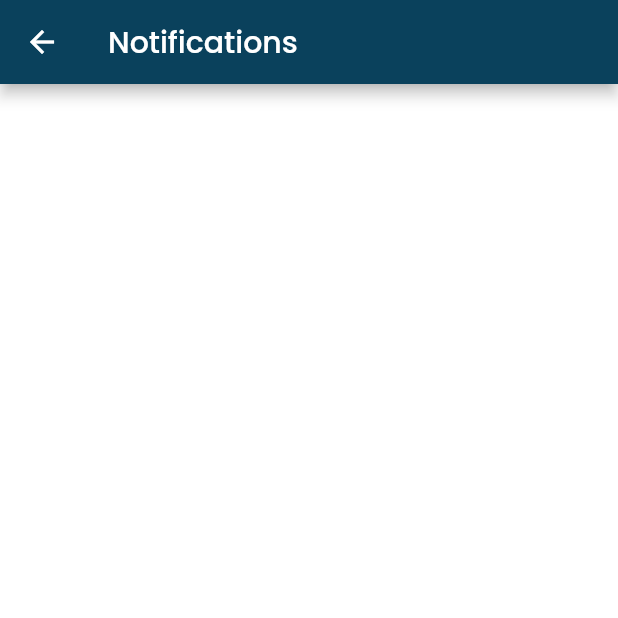
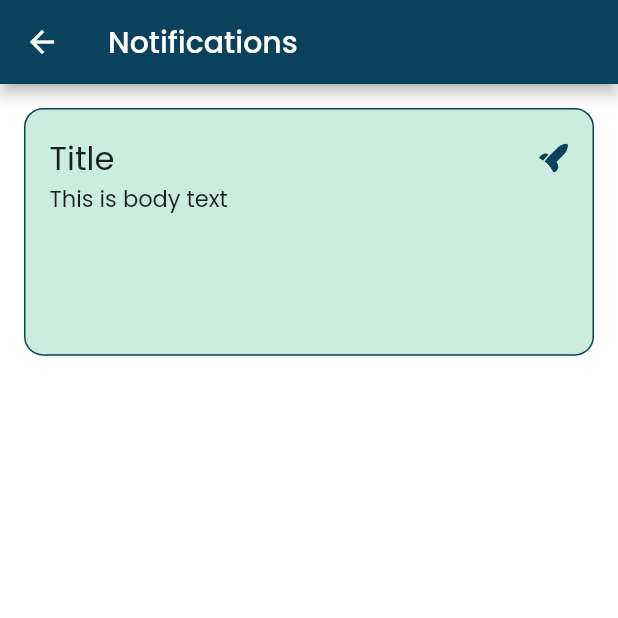
Before and after one commit to ahmadexe/YESIST12-iOS-App, a Flutter app: the NotificationsScreen screen opened directly, on a phone screen of 412 x 824 dp, the top half of it. Run offline on Flutter 3.47's test engine with Material 2 defaults, Android fonts, the phone set to English and light mode, and no system bars; our stand-ins replace cached_network_image, flutter_svg, form_builder_validators; network calls fail.

Commit message:
notifications frontend completed

```diff
--- a/lib/configs/static_colors.dart
+++ b/lib/configs/static_colors.dart
@@ -4,4 +4,5 @@ class StaticColors {
   static const primaryColor = Color.fromRGBO(10, 65, 92, 1);
   static const secondaryColor = Color.fromRGBO(90, 228, 168, 1);
   static const greyBG = Color.fromRGBO(196, 196, 196, 0.17);
+  static const notificationsGreen = Color.fromRGBO(43, 184, 132, 0.25);
 }
--- a/lib/models/notification.dart
+++ b/lib/models/notification.dart
@@ -1,23 +1,23 @@
 // ignore_for_file: public_member_api_docs, sort_constructors_first
 import 'dart:convert';
 
-class Notification {
+class NotificationModel {
   final String body;
   final DateTime expiresOn;
   final String title;
-
-  Notification({
+  NotificationModel({
     required this.body,
     required this.expiresOn,
     required this.title,
   });
 
-  Notification copyWith({
+
+  NotificationModel copyWith({
     String? body,
     DateTime? expiresOn,
     String? title,
   }) {
-    return Notification(
+    return NotificationModel(
       body: body ?? this.body,
       expiresOn: expiresOn ?? this.expiresOn,
       title: title ?? this.title,
@@ -32,8 +32,8 @@ class Notification {
     };
   }
 
-  factory Notification.fromMap(Map<String, dynamic> map) {
-    return Notification(
+  factory NotificationModel.fromMap(Map<String, dynamic> map) {
+    return NotificationModel(
       body: map['body'] as String,
       expiresOn: DateTime.fromMillisecondsSinceEpoch(map['expiresOn'] as int),
       title: map['title'] as String,
@@ -42,13 +42,13 @@ class Notification {
 
   String toJson() => json.encode(toMap());
 
-  factory Notification.fromJson(String source) => Notification.fromMap(json.decode(source) as Map<String, dynamic>);
+  factory NotificationModel.fromJson(String source) => NotificationModel.fromMap(json.decode(source) as Map<String, dynamic>);
 
   @override
-  String toString() => 'Notification(body: $body, expiresOn: $expiresOn, title: $title)';
+  String toString() => 'NotificationModel(body: $body, expiresOn: $expiresOn, title: $title)';
 
   @override
-  bool operator ==(covariant Notification other) {
+  bool operator ==(covariant NotificationModel other) {
     if (identical(this, other)) return true;
 
     return
--- a/lib/screens/notifications/notifications_screen.dart
+++ b/lib/screens/notifications/notifications_screen.dart
@@ -1,4 +1,6 @@
 import 'package:flutter/material.dart';
+import 'package:yesist_ios_app/models/notification.dart';
+import 'package:yesist_ios_app/screens/notifications/widgets/notification_card.dart';
 
 class NotificationsScreen extends StatelessWidget {
   const NotificationsScreen({super.key});
@@ -10,7 +12,21 @@ class NotificationsScreen extends StatelessWidget {
         title: const Text('Notifications'),
         centerTitle: false,
       ),
-      body: const Center(),
+      body: Padding(
+        padding: const EdgeInsets.all(16.0),
+        child: Column(
+          mainAxisAlignment: MainAxisAlignment.start,
+          crossAxisAlignment: CrossAxisAlignment.start,
+          children: [
+            NotificationsCard(
+              notification: NotificationModel(
+                  body: 'This is body text',
+                  expiresOn: DateTime(2023, 5, 5),
+                  title: 'Title'),
+            )
+          ],
+        ),
+      ),
     );
   }
 }
--- /dev/null
+++ b/lib/screens/notifications/widgets/notification_card.dart
@@ -0,0 +1,49 @@
+import 'package:flutter/material.dart';
+import 'package:flutter_svg/svg.dart';
+import 'package:yesist_ios_app/configs/app_dimensions.dart';
+import 'package:yesist_ios_app/configs/app_typography.dart';
+import 'package:yesist_ios_app/configs/static_colors.dart';
+import 'package:yesist_ios_app/models/notification.dart';
+
+class NotificationsCard extends StatelessWidget {
+  final NotificationModel notification;
+  const NotificationsCard({required this.notification, super.key});
+
+  @override
+  Widget build(BuildContext context) {
+    return Container(
+      height: AppDimensions.normalize(65),
+      width: double.infinity,
+      padding: const EdgeInsets.all(16),
+      decoration: BoxDecoration(
+        borderRadius: BorderRadius.circular(
+          AppDimensions.normalize(5),
+        ),
+        border: Border.all(color: StaticColors.primaryColor),
+        color: StaticColors.notificationsGreen,
+      ),
+      child: Column(
+        mainAxisAlignment: MainAxisAlignment.start,
+        crossAxisAlignment: CrossAxisAlignment.start,
+        children: [
+          Row(
+            mainAxisAlignment: MainAxisAlignment.spaceBetween,
+            children: [
+              Text(
+                notification.title,
+                style: AppText.h3,
+              ),
+              SvgPicture.asset('assets/svgs/rocket.svg'),
+            ],
+          ),
+          Text(
+            notification.body,
+            style: AppText.l1,
+            maxLines: 5,
+            overflow: TextOverflow.ellipsis,
+          )
+        ],
+      ),
+    );
+  }
+}
--- a/pubspec.yaml
+++ b/pubspec.yaml
@@ -45,7 +45,7 @@ dependencies:
   flutter_bloc: ^8.1.2
   hydrated_bloc: ^9.1.0
   # Svg images
-  flutter_svg: ^2.0.3
+  flutter_svg: ^2.0.4
   cached_network_image: ^3.2.3
 
 dev_dependencies:
```
Also changed, not shown: assets/svgs/rocket.svg (added), pubspec.lock.
